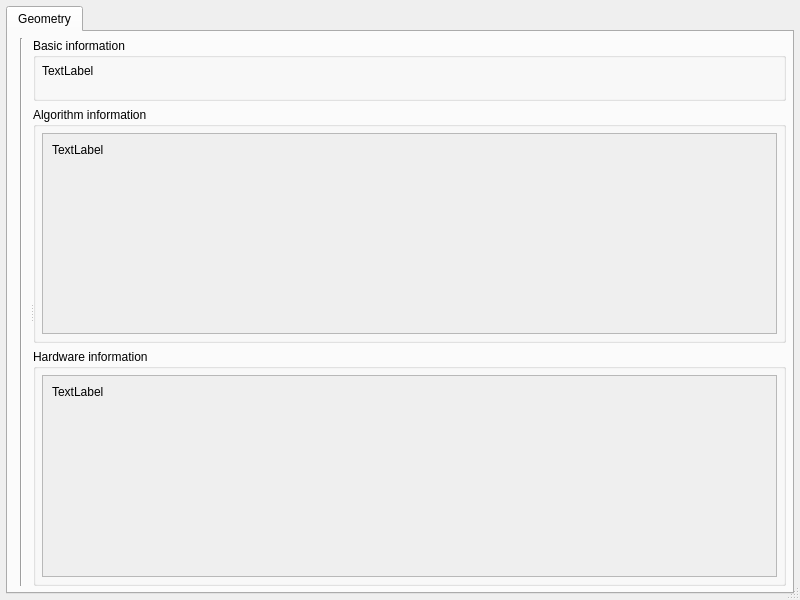
Above: core/synthesis/DimensionalSynthesis/DimensionalSynthesis_dialog/preview.ui from KmolYuan/Pyslvs-UI before the change. Below: the same form after it.
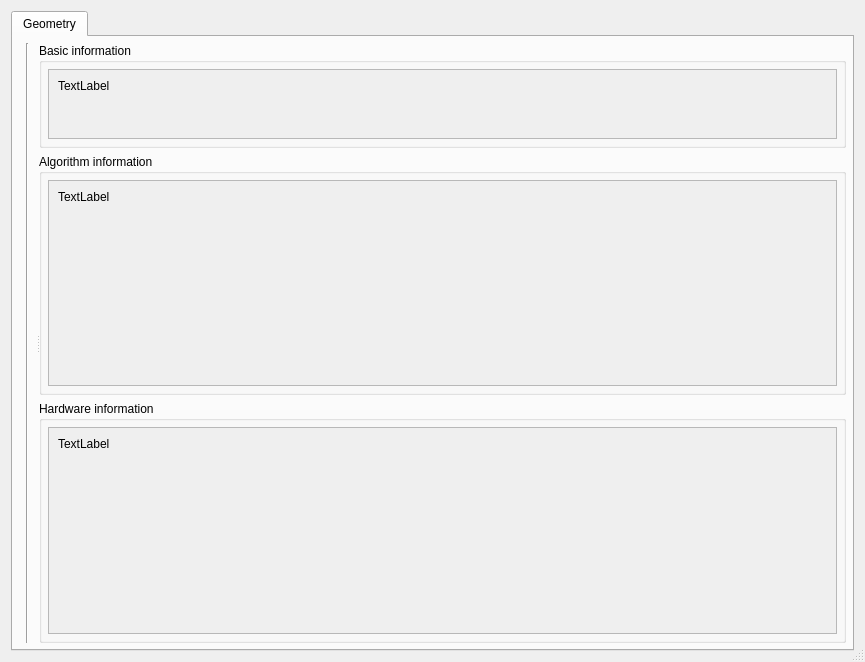
That is the form after the change.

Commit message: Dimensional synthesis preview canvas and UI improvements.

```diff
--- a/core/synthesis/DimensionalSynthesis/DimensionalSynthesis_dialog/preview.ui
+++ b/core/synthesis/DimensionalSynthesis/DimensionalSynthesis_dialog/preview.ui
@@ -6,8 +6,8 @@
    <rect>
     <x>0</x>
     <y>0</y>
-    <width>800</width>
-    <height>600</height>
+    <width>865</width>
+    <height>662</height>
    </rect>
   </property>
   <property name="minimumSize">
@@ -25,19 +25,7 @@
   <property name="modal">
    <bool>true</bool>
   </property>
-  <layout class="QVBoxLayout" name="verticalLayout_6">
-   <property name="leftMargin">
-    <number>6</number>
-   </property>
-   <property name="topMargin">
-    <number>6</number>
-   </property>
-   <property name="rightMargin">
-    <number>6</number>
-   </property>
-   <property name="bottomMargin">
-    <number>6</number>
-   </property>
+  <layout class="QVBoxLayout" name="verticalLayout_9">
    <item>
     <widget class="QTabWidget" name="information_tab">
      <property name="currentIndex">
@@ -130,6 +118,21 @@
                <number>6</number>
               </property>
               <item>
+               <widget class="QScrollArea" name="scrollArea">
+                <property name="widgetResizable">
+                 <bool>true</bool>
+                </property>
+                <widget class="QWidget" name="scrollAreaWidgetContents">
+                 <property name="geometry">
+                  <rect>
+                   <x>0</x>
+                   <y>0</y>
+                   <width>796</width>
+                   <height>68</height>
+                  </rect>
+                 </property>
+                 <layout class="QVBoxLayout" name="verticalLayout_6">
+                  <item>
                <widget class="QLabel" name="basic_label">
                 <property name="sizePolicy">
                  <sizepolicy hsizetype="Minimum" vsizetype="Preferred">
@@ -157,6 +160,10 @@
               </item>
              </layout>
             </widget>
+               </widget>
+              </item>
+             </layout>
+            </widget>
            </item>
            <item>
             <widget class="QGroupBox" name="algorithm_groupbox">
@@ -186,8 +193,8 @@
                   <rect>
                    <x>0</x>
                    <y>0</y>
-                   <width>735</width>
-                   <height>186</height>
+                   <width>796</width>
+                   <height>184</height>
                   </rect>
                  </property>
                  <layout class="QVBoxLayout" name="verticalLayout_5">
@@ -252,8 +259,8 @@
                   <rect>
                    <x>0</x>
                    <y>0</y>
-                   <width>735</width>
-                   <height>186</height>
+                   <width>796</width>
+                   <height>185</height>
                   </rect>
                  </property>
                  <layout class="QVBoxLayout" name="verticalLayout_8">
```
Lines whose indentation alone changed are shown as unchanged. The commit also changes 31 other files.
